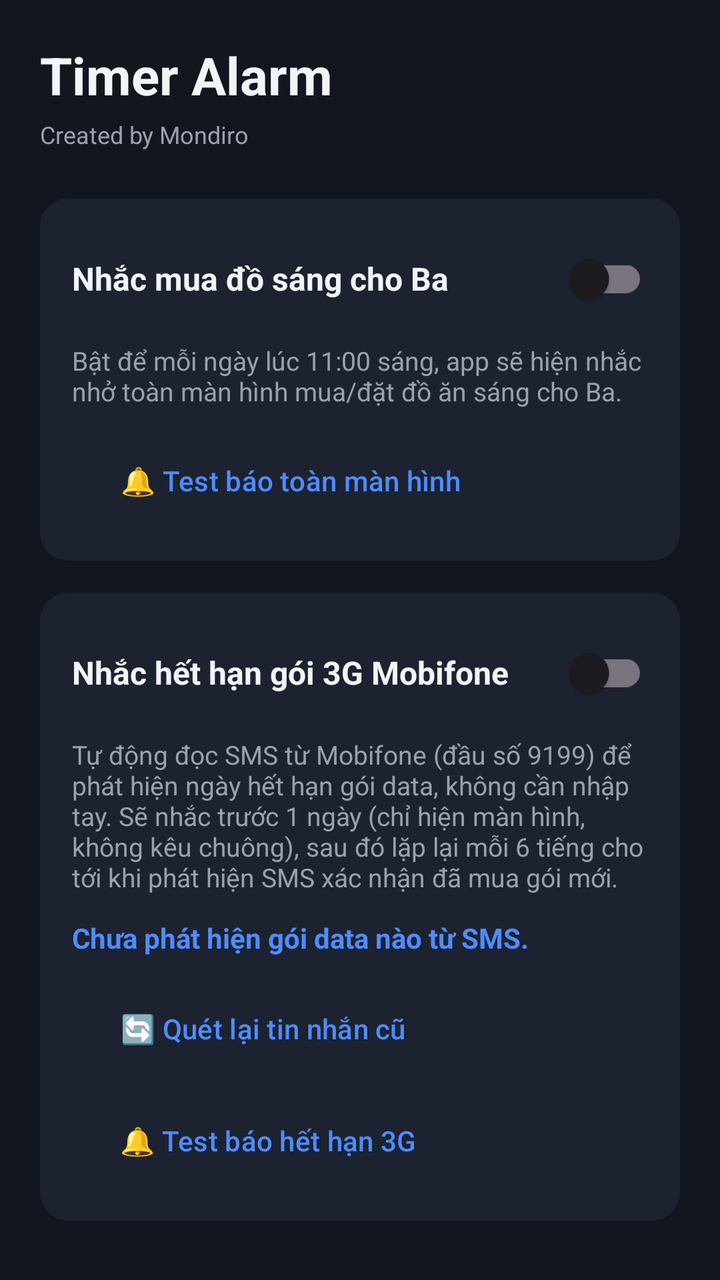
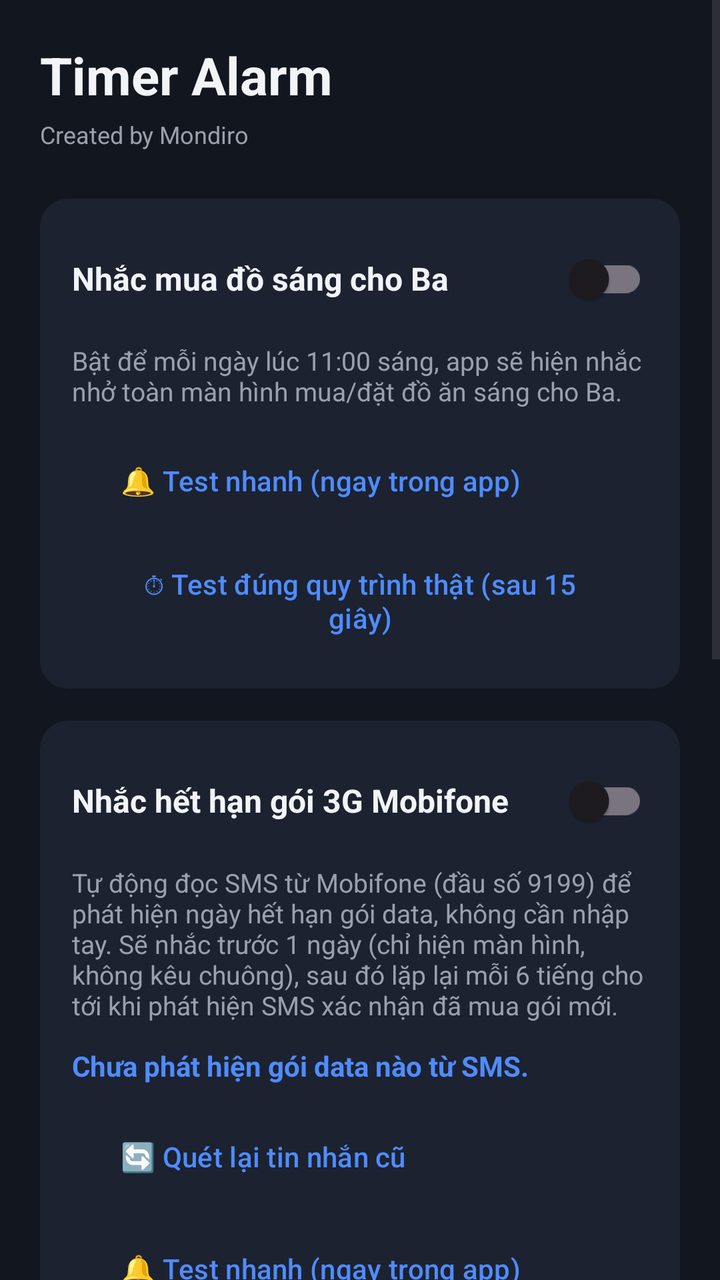

Compare the two renders of this Android layout. The source of the first and the diff that turns it into the second are given below.
<!-- AndroidManifest.xml: application theme Theme.TimerAlarm -->
<!-- res/layout/activity_main.xml -->
<?xml version="1.0" encoding="utf-8"?>
<ScrollView xmlns:android="http://schemas.android.com/apk/res/android"
    android:layout_width="match_parent"
    android:layout_height="match_parent"
    android:background="@color/bg_main">

    <LinearLayout
        android:layout_width="match_parent"
        android:layout_height="wrap_content"
        android:orientation="vertical"
        android:padding="20dp">

        <TextView
            android:layout_width="wrap_content"
            android:layout_height="wrap_content"
            android:text="@string/app_name"
            android:textColor="@color/text_primary"
            android:textSize="26sp"
            android:textStyle="bold"
            android:layout_marginBottom="4dp" />

        <TextView
            android:layout_width="wrap_content"
            android:layout_height="wrap_content"
            android:text="@string/watermark"
            android:textColor="@color/text_dim"
            android:textSize="12sp"
            android:layout_marginBottom="24dp" />

        
        <LinearLayout
            android:layout_width="match_parent"
            android:layout_height="wrap_content"
            android:orientation="vertical"
            android:background="@drawable/bg_card"
            android:padding="16dp"
            android:layout_marginBottom="16dp">

            <LinearLayout
                android:layout_width="match_parent"
                android:layout_height="wrap_content"
                android:orientation="horizontal"
                android:gravity="center_vertical">

                <TextView
                    android:layout_width="0dp"
                    android:layout_height="wrap_content"
                    android:layout_weight="1"
                    android:text="@string/breakfast_title"
                    android:textColor="@color/text_primary"
                    android:textSize="16sp"
                    android:textStyle="bold" />

                <com.google.android.material.switchmaterial.SwitchMaterial
                    android:id="@+id/switchBreakfast"
                    android:layout_width="wrap_content"
                    android:layout_height="wrap_content" />
            </LinearLayout>

            <TextView
                android:layout_width="match_parent"
                android:layout_height="wrap_content"
                android:text="@string/breakfast_desc"
                android:textColor="@color/text_dim"
                android:textSize="13sp"
                android:layout_marginTop="8dp" />

            <Button
                android:id="@+id/btnTestFullScreen"
                android:layout_width="wrap_content"
                android:layout_height="wrap_content"
                android:text="@string/btn_test_fullscreen"
                android:textAllCaps="false"
                android:backgroundTint="@color/surface"
                android:textColor="@color/accent"
                android:layout_marginTop="12dp" />
        </LinearLayout>

        
        <LinearLayout
            android:layout_width="match_parent"
            android:layout_height="wrap_content"
            android:orientation="vertical"
            android:background="@drawable/bg_card"
            android:padding="16dp">

            <LinearLayout
                android:layout_width="match_parent"
                android:layout_height="wrap_content"
                android:orientation="horizontal"
                android:gravity="center_vertical">

                <TextView
                    android:layout_width="0dp"
                    android:layout_height="wrap_content"
                    android:layout_weight="1"
                    android:text="@string/data_title"
                    android:textColor="@color/text_primary"
                    android:textSize="16sp"
                    android:textStyle="bold" />

                <com.google.android.material.switchmaterial.SwitchMaterial
                    android:id="@+id/switchData"
                    android:layout_width="wrap_content"
                    android:layout_height="wrap_content" />
            </LinearLayout>

            <TextView
                android:layout_width="match_parent"
                android:layout_height="wrap_content"
                android:text="@string/data_desc"
                android:textColor="@color/text_dim"
                android:textSize="13sp"
                android:layout_marginTop="8dp" />

            <TextView
                android:id="@+id/tvExpiryStatus"
                android:layout_width="match_parent"
                android:layout_height="wrap_content"
                android:text="@string/data_status_none"
                android:textColor="@color/accent"
                android:textSize="14sp"
                android:textStyle="bold"
                android:layout_marginTop="12dp" />

            <Button
                android:id="@+id/btnRescan"
                android:layout_width="wrap_content"
                android:layout_height="wrap_content"
                android:text="@string/btn_rescan"
                android:textAllCaps="false"
                android:backgroundTint="@color/surface"
                android:textColor="@color/accent"
                android:layout_marginTop="12dp" />

            <Button
                android:id="@+id/btnTestDataExpiry"
                android:layout_width="wrap_content"
                android:layout_height="wrap_content"
                android:text="@string/btn_test_data_expiry"
                android:textAllCaps="false"
                android:backgroundTint="@color/surface"
                android:textColor="@color/accent"
                android:layout_marginTop="8dp" />
        </LinearLayout>

    </LinearLayout>
</ScrollView>
<!-- resources referenced by this layout -->
<resources>
  <color name="accent">#4F8CFF</color>
  <color name="bg_main">#12161F</color>
  <color name="surface">#1C2230</color>
  <color name="text_dim">#9AA0AC</color>
  <color name="text_primary">#F2F4F8</color>
  <!-- drawable bg_card (drawable) -->
  <?xml version="1.0" encoding="utf-8"?>
  <shape xmlns:android="http://schemas.android.com/apk/res/android">
      <solid android:color="@color/surface" />
      <corners android:radius="14dp" />
  </shape>
  <string name="app_name">Timer Alarm</string>
  <string name="breakfast_desc">Bật để mỗi ngày lúc 11:00 sáng, app sẽ hiện nhắc nhở toàn màn hình mua/đặt đồ ăn sáng cho Ba.</string>
  <string name="breakfast_title">Nhắc mua đồ sáng cho Ba</string>
  <string name="btn_rescan">🔄 Quét lại tin nhắn cũ</string>
  <string name="btn_test_data_expiry">🔔 Test báo hết hạn 3G</string>
  <string name="btn_test_fullscreen">🔔 Test báo toàn màn hình</string>
  <string name="data_desc">Tự động đọc SMS từ Mobifone (đầu số 9199) để phát hiện ngày hết hạn gói data, không cần nhập tay. Sẽ nhắc trước 1 ngày (chỉ hiện màn hình, không kêu chuông), sau đó lặp lại mỗi 6 tiếng cho tới khi phát hiện SMS xác nhận đã mua gói mới.</string>
  <string name="data_status_none">Chưa phát hiện gói data nào từ SMS.</string>
  <string name="data_title">Nhắc hết hạn gói 3G Mobifone</string>
  <string name="watermark">Created by Mondiro</string>
  <style name="Theme.TimerAlarm" parent="Theme.Material3.DayNight.NoActionBar">
          <item name="colorPrimary">@color/accent</item>
          <item name="android:windowBackground">@color/bg_main</item>
      </style>
</resources>

<!-- the commit's change to res/layout/activity_main.xml (unified diff, before → after) -->
@@ -74,6 +74,16 @@
                 android:backgroundTint="@color/surface"
                 android:textColor="@color/accent"
                 android:layout_marginTop="12dp" />
+
+            <Button
+                android:id="@+id/btnTestRealBreakfast"
+                android:layout_width="wrap_content"
+                android:layout_height="wrap_content"
+                android:text="@string/btn_test_real"
+                android:textAllCaps="false"
+                android:backgroundTint="@color/surface"
+                android:textColor="@color/accent"
+                android:layout_marginTop="8dp" />
         </LinearLayout>
 
         
@@ -142,6 +152,108 @@
                 android:backgroundTint="@color/surface"
                 android:textColor="@color/accent"
                 android:layout_marginTop="8dp" />
+
+            <Button
+                android:id="@+id/btnTestRealData"
+                android:layout_width="wrap_content"
+                android:layout_height="wrap_content"
+                android:text="@string/btn_test_real"
+                android:textAllCaps="false"
+                android:backgroundTint="@color/surface"
+                android:textColor="@color/accent"
+                android:layout_marginTop="8dp" />
+        </LinearLayout>
+
+        
+        <LinearLayout
+            android:layout_width="match_parent"
+            android:layout_height="wrap_content"
+            android:orientation="vertical"
+            android:background="@drawable/bg_card"
+            android:padding="16dp"
+            android:layout_marginTop="16dp">
+
+            <TextView
+                android:layout_width="match_parent"
+                android:layout_height="wrap_content"
+                android:text="@string/perm_title"
+                android:textColor="@color/text_primary"
+                android:textSize="16sp"
+                android:textStyle="bold" />
+
+            <TextView
+                android:layout_width="match_parent"
+                android:layout_height="wrap_content"
+                android:text="@string/perm_desc"
+                android:textColor="@color/text_dim"
+                android:textSize="13sp"
+                android:layout_marginTop="8dp" />
+
+            <Button
+                android:id="@+id/btnPermOverlay"
+                android:layout_width="match_parent"
+                android:layout_height="wrap_content"
+                android:textAllCaps="false"
+                android:gravity="start|center_vertical"
+                android:backgroundTint="@color/surface"
+                android:textColor="@color/accent"
+                android:layout_marginTop="12dp" />
+
+            <Button
+                android:id="@+id/btnPermFsi"
+                android:layout_width="match_parent"
+                android:layout_height="wrap_content"
+                android:textAllCaps="false"
+                android:gravity="start|center_vertical"
+                android:backgroundTint="@color/surface"
+                android:textColor="@color/accent"
+                android:layout_marginTop="8dp" />
+
+            <Button
+                android:id="@+id/btnPermBattery"
+                android:layout_width="match_parent"
+                android:layout_height="wrap_content"
+                android:textAllCaps="false"
+                android:gravity="start|center_vertical"
+                android:backgroundTint="@color/surface"
+                android:textColor="@color/accent"
+                android:layout_marginTop="8dp" />
+        </LinearLayout>
+
+        
+        <LinearLayout
+            android:layout_width="match_parent"
+            android:layout_height="wrap_content"
+            android:orientation="vertical"
+            android:background="@drawable/bg_card"
+            android:padding="16dp"
+            android:layout_marginTop="16dp">
+
+            <TextView
+                android:layout_width="match_parent"
+                android:layout_height="wrap_content"
+                android:text="@string/diag_title"
+                android:textColor="@color/text_primary"
+                android:textSize="16sp"
+                android:textStyle="bold" />
+
+            <TextView
+                android:layout_width="match_parent"
+                android:layout_height="wrap_content"
+                android:text="@string/diag_desc"
+                android:textColor="@color/text_dim"
+                android:textSize="13sp"
+                android:layout_marginTop="8dp" />
+
+            <Button
+                android:id="@+id/btnShowLog"
+                android:layout_width="wrap_content"
+                android:layout_height="wrap_content"
+                android:text="@string/btn_show_log"
+                android:textAllCaps="false"
+                android:backgroundTint="@color/surface"
+                android:textColor="@color/accent"
+                android:layout_marginTop="12dp" />
         </LinearLayout>
 
     </LinearLayout>
<!-- resource entries referenced after the edit -->
@@ -15,11 +15,17 @@
   <string name="breakfast_desc">Bật để mỗi ngày lúc 11:00 sáng, app sẽ hiện nhắc nhở toàn màn hình mua/đặt đồ ăn sáng cho Ba.</string>
   <string name="breakfast_title">Nhắc mua đồ sáng cho Ba</string>
   <string name="btn_rescan">🔄 Quét lại tin nhắn cũ</string>
-  <string name="btn_test_data_expiry">🔔 Test báo hết hạn 3G</string>
-  <string name="btn_test_fullscreen">🔔 Test báo toàn màn hình</string>
+  <string name="btn_show_log">📋 Xem nhật ký chẩn đoán</string>
+  <string name="btn_test_data_expiry">🔔 Test nhanh (ngay trong app)</string>
+  <string name="btn_test_fullscreen">🔔 Test nhanh (ngay trong app)</string>
+  <string name="btn_test_real">⏱ Test đúng quy trình thật (sau 15 giây)</string>
   <string name="data_desc">Tự động đọc SMS từ Mobifone (đầu số 9199) để phát hiện ngày hết hạn gói data, không cần nhập tay. Sẽ nhắc trước 1 ngày (chỉ hiện màn hình, không kêu chuông), sau đó lặp lại mỗi 6 tiếng cho tới khi phát hiện SMS xác nhận đã mua gói mới.</string>
   <string name="data_status_none">Chưa phát hiện gói data nào từ SMS.</string>
   <string name="data_title">Nhắc hết hạn gói 3G Mobifone</string>
+  <string name="diag_desc">Nhật ký ghi lại từng bước mỗi lần báo, giúp tìm nguyên nhân nếu màn hình không tự bật.</string>
+  <string name="diag_title">Chẩn đoán</string>
+  <string name="perm_desc">Khi bạn đang dùng điện thoại (đã mở khoá), Android không cho app tự bật màn hình đè lên app khác nếu chưa có quyền \"Hiển thị trên các ứng dụng khác\". Hãy bật đủ các quyền dưới đây.</string>
+  <string name="perm_title">Quyền để màn hình báo tự bật lên</string>
   <string name="watermark">Created by Mondiro</string>
   <style name="Theme.TimerAlarm" parent="Theme.Material3.DayNight.NoActionBar">
           <item name="colorPrimary">@color/accent</item>
